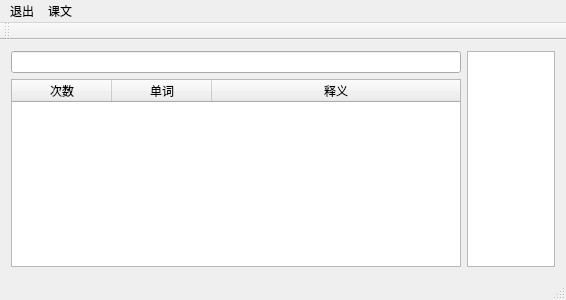
Ji-Yuhang/nce, file src/mainwindow.ui: the form before one commit.
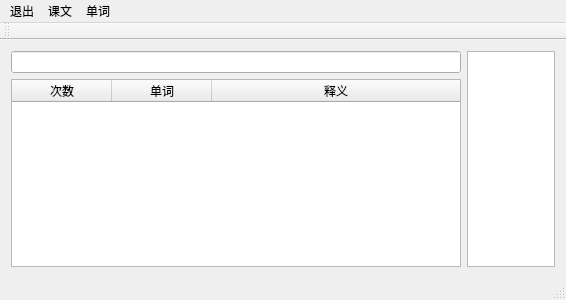
The form after the commit.

```diff
--- a/src/mainwindow.ui
+++ b/src/mainwindow.ui
@@ -57,7 +57,7 @@
      <x>0</x>
      <y>0</y>
      <width>566</width>
-     <height>26</height>
+     <height>22</height>
     </rect>
    </property>
    <widget class="QMenu" name="menu">
@@ -73,8 +73,15 @@
     <addaction name="read"/>
     <addaction name="importFile"/>
    </widget>
+   <widget class="QMenu" name="menuS">
+    <property name="title">
+     <string>单词</string>
+    </property>
+    <addaction name="word"/>
+   </widget>
    <addaction name="menu"/>
    <addaction name="menu_2"/>
+   <addaction name="menuS"/>
   </widget>
   <widget class="QToolBar" name="mainToolBar">
    <attribute name="toolBarArea">
```
Left out of the diff: 5 changed lines with no effect on the pictures.
